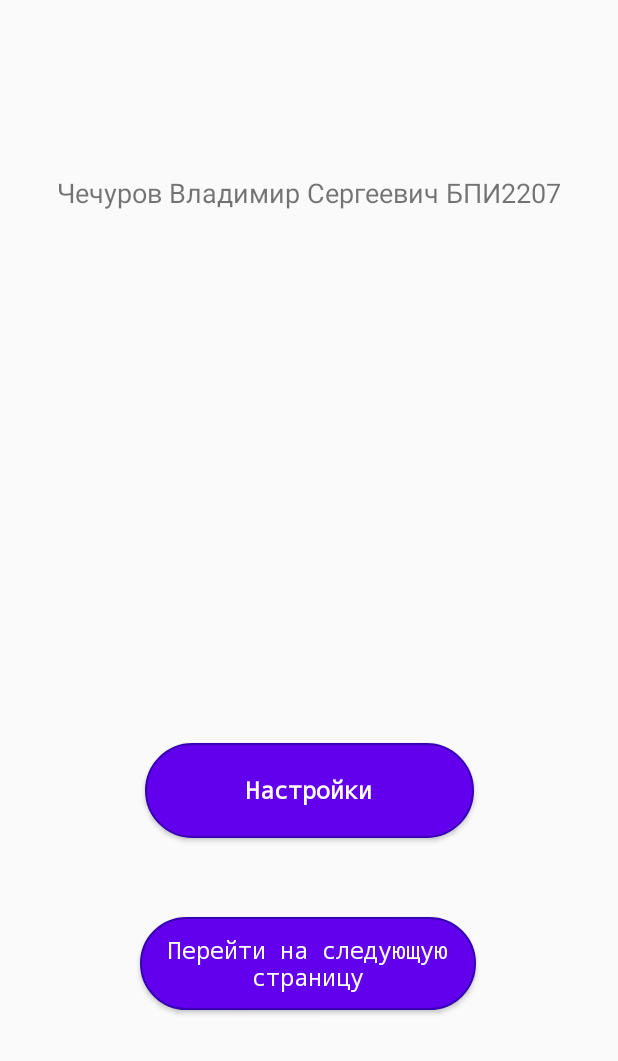
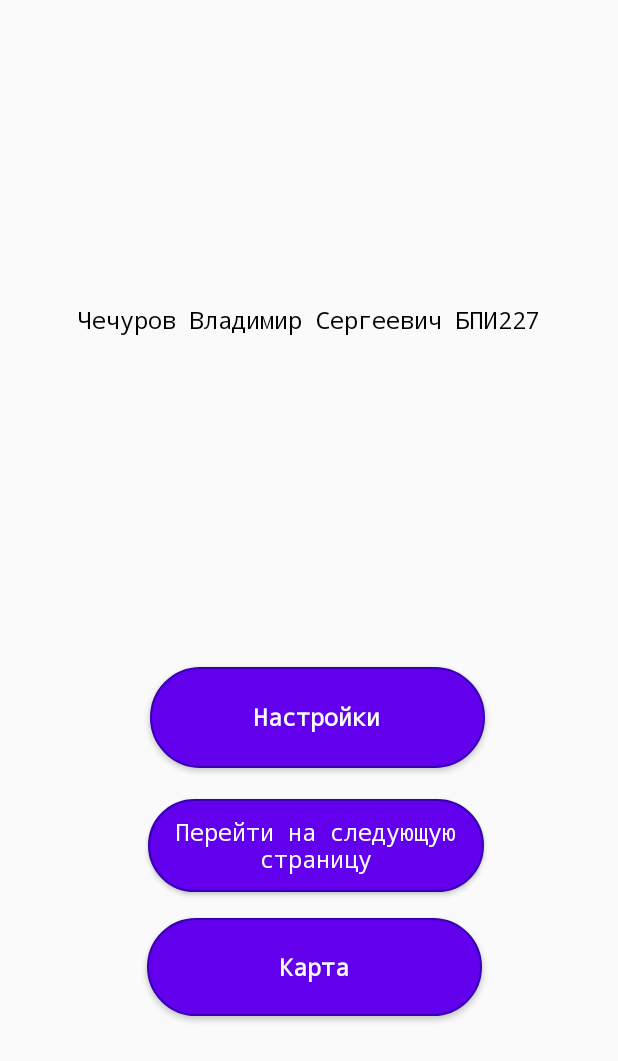
Before and after one commit to vladimirch-afk/AndroidApp_Homework, an Android app: the screen it shows after launch (MainActivity), on a phone screen of 412 x 824 dp. Shown: the top 1061 px of the screen. Run offline under Robolectric (Android 15) with nearby library versions, the phone set to English and light mode, and no system bars.

Commit message:
maps implemented

```diff
--- a/app/build.gradle
+++ b/app/build.gradle
@@ -1,6 +1,7 @@
 plugins {
     id 'com.android.application'
     id 'org.jetbrains.kotlin.android'
+    id 'com.google.android.libraries.mapsplatform.secrets-gradle-plugin'
 }
 
 android {
@@ -39,6 +40,9 @@ android {
             excludes += '/META-INF/{AL2.0,LGPL2.1}'
         }
     }
+    buildFeatures {
+        viewBinding true
+    }
 }
 
 dependencies {
@@ -57,6 +61,7 @@ dependencies {
     implementation 'androidx.compose.ui:ui-tooling-preview'
     implementation 'androidx.compose.material3:material3'
     implementation platform('androidx.compose:compose-bom:2023.08.00')
+    implementation 'com.google.android.gms:play-services-maps:18.1.0'
     testImplementation 'junit:junit:4.13.2'
     androidTestImplementation 'androidx.test.ext:junit:1.1.5'
     androidTestImplementation 'androidx.test.espresso:espresso-core:3.5.1'
--- a/app/src/main/java/com/example/hw3/MainActivity.kt
+++ b/app/src/main/java/com/example/hw3/MainActivity.kt
@@ -3,6 +3,7 @@ package com.example.hw3
 import android.app.Activity
 import android.content.Intent
 import android.os.Bundle
+import android.view.animation.AnimationUtils
 import android.widget.Button
 import android.widget.TextView
 import androidx.recyclerview.widget.RecyclerView
@@ -12,48 +13,25 @@ class MainActivity : Activity() {
     private var textViewName: TextView? = null
     private var button: Button? = null
     private var buttonSettings: Button? = null
+    private var buttonMaps: Button? = null
     override fun onCreate(savedInstanceState: Bundle?) {
         super.onCreate(savedInstanceState)
         setTheme()
         textViewName = findViewById(R.id.name)
-        //editText = findViewById<EditText>(R.id.editTextField)
         button = findViewById(R.id.mainButton)
         buttonSettings = findViewById(R.id.button)
+        buttonMaps = findViewById(R.id.mapButton)
         button!!.setOnClickListener {
             openTextEdit()
         }
         buttonSettings!!.setOnClickListener {
             openSettings()
         }
-        /*val thread = Thread {
-            var acc = -0.2f
-            var vel = 2f
-            val offsetY = textViewName!!.translationY
-            while (true) {
-                textViewName!!.translationY = textViewName!!.translationY + vel
-                vel += acc
-                if (textViewName!!.translationY > offsetY) {
-                    acc = -0.2f
-                }
-                if (textViewName!!.translationY >= offsetY + 30) {
-                    vel = -2f
-                    textViewName!!.translationY = offsetY + 30
-                }
-                if (textViewName!!.translationY < offsetY) {
-                    acc = 0.2f
-                }
-                if (textViewName!!.translationY < offsetY - 30) {
-                    vel = 2f
-                    textViewName!!.translationY = offsetY - 30
-                }
-                try {
-                    Thread.sleep(20)
-                } catch (e: Exception) {
-                    throw RuntimeException()
-                }
-            }
+        buttonMaps!!.setOnClickListener {
+            openMaps()
         }
-        thread.start()*/
+        val animation = AnimationUtils.loadAnimation(this, R.anim.tween_anim)
+        textViewName!!.setOnClickListener { textViewName?.startAnimation(animation) }
     }
 
 
@@ -80,4 +58,12 @@ class MainActivity : Activity() {
         }
         startActivity(intent)
     }
+
+    private fun openMaps() {
+        val intent = Intent(this, MapsActivity::class.java).apply {
+            putExtra("Theme_type", intent.getIntExtra("Theme_type", 0))
+        }
+        startActivity(intent)
+    }
+
 }
--- /dev/null
+++ b/app/src/main/res/anim/tween_anim.xml
@@ -0,0 +1,65 @@
+<?xml version="1.0" encoding="utf-8"?>
+<set xmlns:android="http://schemas.android.com/apk/res/android"
+    android:interpolator="@android:anim/accelerate_decelerate_interpolator">
+    <rotate
+        android:pivotX="40%"
+        android:pivotY="60%"
+        android:fromDegrees="0"
+        android:toDegrees="270"
+        android:duration="1500" />
+    <rotate
+        android:pivotX="40%"
+        android:pivotY="60%"
+        android:fromDegrees="0"
+        android:toDegrees="-70"
+        android:duration="1500"
+        android:startOffset="1500"/>
+    <rotate
+        android:pivotX="40%"
+        android:pivotY="60%"
+        android:fromDegrees="0"
+        android:toDegrees="-200"
+        android:duration="1500"
+        android:startOffset="3000"/>
+    <scale
+        android:fromXScale="1.0"
+        android:toXScale="2.0"
+        android:fromYScale="1.0"
+        android:toYScale="2.0"
+        android:pivotX="50%"
+        android:pivotY="50%"
+        android:duration="1500" />
+    <scale
+        android:fromXScale="1.0"
+        android:toXScale="0.5"
+        android:fromYScale="1.0"
+        android:toYScale="0.5"
+        android:pivotX="50%"
+        android:pivotY="50%"
+        android:duration="1500"
+        android:startOffset="1500"/>
+    <scale
+        android:fromXScale="1.0"
+        android:toXScale="1.0"
+        android:fromYScale="1.0"
+        android:toYScale="1.0"
+        android:pivotX="50%"
+        android:pivotY="50%"
+        android:duration="1500"
+        android:startOffset="3000"/>
+    <translate
+        android:fromXDelta="0"
+        android:toXDelta="-100"
+        android:duration="1500"
+        android:startOffset="0"/>
+    <translate
+        android:fromXDelta="0"
+        android:toXDelta="600"
+        android:duration="1500"
+        android:startOffset="1500"/>
+    <translate
+        android:fromXDelta="0"
+        android:toXDelta="-500"
+        android:duration="1500"
+        android:startOffset="3000"/>
+</set>
--- /dev/null
+++ b/app/src/main/res/drawable/transparent_button.xml
@@ -0,0 +1,22 @@
+<?xml version="1.0" encoding="utf-8"?>
+<selector xmlns:android="http://schemas.android.com/apk/res/android" >
+    <item android:state_pressed="true" >
+        <shape android:shape="rectangle"  >
+            <corners android:radius="45dip" />
+            <stroke android:width="1dip" android:color="@color/transparent" />
+            <solid android:color="@color/transparent"/>
+        </shape>
+    </item>
+    <item android:state_focused="true">
+        <shape android:shape="rectangle"  >
+            <stroke android:width="1dip" android:color="@color/transparent" />
+            <solid android:color="@color/transparent"/>
+        </shape>
+    </item>
+    <item >
+        <shape android:shape="rectangle"  >
+            <stroke android:width="1dip" android:color="@color/transparent" />
+            <solid android:color="@color/transparent"/>
+        </shape>
+    </item>
+</selector>
--- a/app/src/main/res/layout/activity_main.xml
+++ b/app/src/main/res/layout/activity_main.xml
@@ -2,22 +2,10 @@
 <androidx.constraintlayout.widget.ConstraintLayout xmlns:android="http://schemas.android.com/apk/res/android"
     xmlns:app="http://schemas.android.com/apk/res-auto"
     xmlns:tools="http://schemas.android.com/tools"
-    android:id="@+id/settingsButton"
+    android:id="@+id/mapsButton"
     android:layout_width="match_parent"
     android:layout_height="match_parent"
     tools:context=".MainActivity">
-
-    <TextView
-        android:id="@+id/name"
-        android:layout_width="wrap_content"
-        android:layout_height="wrap_content"
-        android:text="@string/my_name"
-        android:textSize="18sp"
-        app:layout_constraintBottom_toBottomOf="parent"
-        app:layout_constraintEnd_toEndOf="parent"
-        app:layout_constraintStart_toStartOf="parent"
-        app:layout_constraintTop_toTopOf="parent"
-        app:layout_constraintVertical_bias="0.145" />
 
     <Button
         android:id="@+id/mainButton"
@@ -29,23 +17,52 @@
         android:textStyle="normal"
         app:layout_constraintBottom_toBottomOf="parent"
         app:layout_constraintEnd_toEndOf="parent"
-        app:layout_constraintHorizontal_bias="0.498"
+        app:layout_constraintHorizontal_bias="0.524"
         app:layout_constraintStart_toStartOf="parent"
         app:layout_constraintTop_toTopOf="parent"
-        app:layout_constraintVertical_bias="0.802"
+        app:layout_constraintVertical_bias="0.699"
         tools:ignore="TextSizeCheck" />
 
     <Button
         android:id="@+id/button"
         style="@style/BlueStartButton"
-        android:layout_width="219dp"
-        android:layout_height="63dp"
+        android:layout_width="223dp"
+        android:layout_height="67dp"
         android:text="@string/settings"
         android:textAppearance="@style/BlueStartButton"
         app:layout_constraintBottom_toBottomOf="parent"
         app:layout_constraintEnd_toEndOf="parent"
+        app:layout_constraintHorizontal_bias="0.531"
         app:layout_constraintStart_toStartOf="parent"
         app:layout_constraintTop_toTopOf="parent"
-        app:layout_constraintVertical_bias="0.651" />
+        app:layout_constraintVertical_bias="0.588" />
+
+    <Button
+        android:id="@+id/name"
+        style="@style/TransparentButton"
+        android:layout_width="354dp"
+        android:layout_height="75dp"
+        android:scaleX="1"
+        android:scaleY="1"
+        android:text="@string/my_name"
+        android:textAppearance="@style/TransparentButton"
+        app:layout_constraintBottom_toBottomOf="parent"
+        app:layout_constraintEnd_toEndOf="parent"
+        app:layout_constraintStart_toStartOf="parent"
+        app:layout_constraintTop_toTopOf="parent"
+        app:layout_constraintVertical_bias="0.235" />
+
+    <Button
+        android:id="@+id/mapButton"
+        style="@style/BlueStartButton"
+        android:layout_width="223dp"
+        android:layout_height="65dp"
+        android:text="@string/mapStr"
+        app:layout_constraintBottom_toBottomOf="parent"
+        app:layout_constraintEnd_toEndOf="parent"
+        app:layout_constraintHorizontal_bias="0.521"
+        app:layout_constraintStart_toStartOf="parent"
+        app:layout_constraintTop_toTopOf="parent"
+        app:layout_constraintVertical_bias="0.807" />
 
 </androidx.constraintlayout.widget.ConstraintLayout>
--- a/app/src/main/res/values/colors.xml
+++ b/app/src/main/res/values/colors.xml
@@ -16,4 +16,5 @@
     <color name="green">#41ff3b</color>
     <color name="dark_green">#33d62d</color>
     <color name="darkest_green">#13b60d</color>
+    <color name="transparent">#00ffffff</color>
 </resources>
--- a/app/src/main/res/values/strings.xml
+++ b/app/src/main/res/values/strings.xml
@@ -1,7 +1,7 @@
 <resources>
     <string name="app_name">HW3</string>
     <string name="empty_string"></string>
-    <string name="my_name">Чечуров Владимир Сергеевич БПИ2207</string>
+    <string name="my_name">Чечуров Владимир Сергеевич БПИ227</string>
     <string name="buttonShowText">Отобразить текст</string>
     <string name="editTextStr">Введите текст</string>
     <string name="textInputButtonContenr">Перейти на следующую страницу</string>
@@ -14,4 +14,11 @@
     <string name="title_activity_setttings">SetttingsActivity</string>
 
     <string name="list_activity">Список</string>
+    <string name="title_activity_maps">MapsActivity</string>
+
+    <string name="minus">-</string>
+    <string name="plus">+</string>
+
+    <string name="mapStr">Карта</string>
+
 </resources>
--- a/app/src/main/res/values/styles.xml
+++ b/app/src/main/res/values/styles.xml
@@ -8,4 +8,11 @@
         <item name="android:textSize">15sp</item>
         <item name="android:typeface">monospace</item>
     </style>
+    <style name="TransparentButton" parent="@android:style/Widget.Button">
+        <item name="android:textColor">@color/black</item>
+        <item name="android:background">@drawable/transparent_button</item>
+        <item name="android:buttonCornerRadius">5dp</item>
+        <item name="android:textSize">15sp</item>
+        <item name="android:typeface">monospace</item>
+    </style>
 </resources>
--- a/build.gradle
+++ b/build.gradle
@@ -3,4 +3,5 @@ plugins {
     id 'com.android.application' version '8.2.1' apply false
     id 'com.android.library' version '8.2.1' apply false
     id 'org.jetbrains.kotlin.android' version '1.8.0' apply false
+    id 'com.google.android.libraries.mapsplatform.secrets-gradle-plugin' version '2.0.1' apply false
 }
```
Also changed, not shown: app/src/main/AndroidManifest.xml (+26 -0 lines), app/src/main/java/com/example/hw3/MapsActivity.kt (added, +84 -0 lines), app/src/main/res/layout/activity_maps.xml (added, +55 -0 lines).
